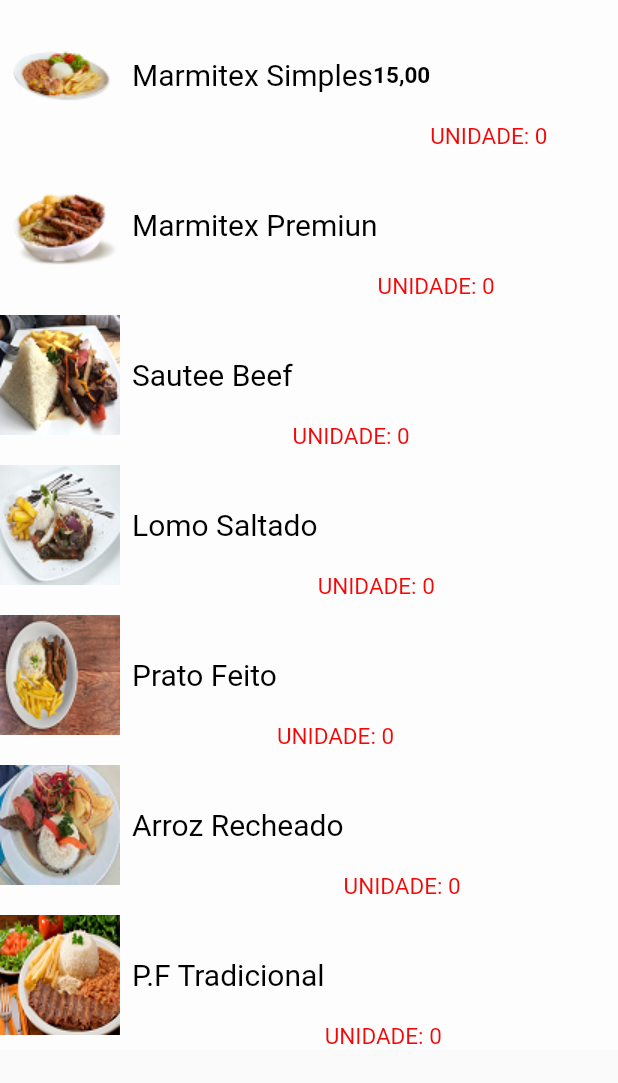
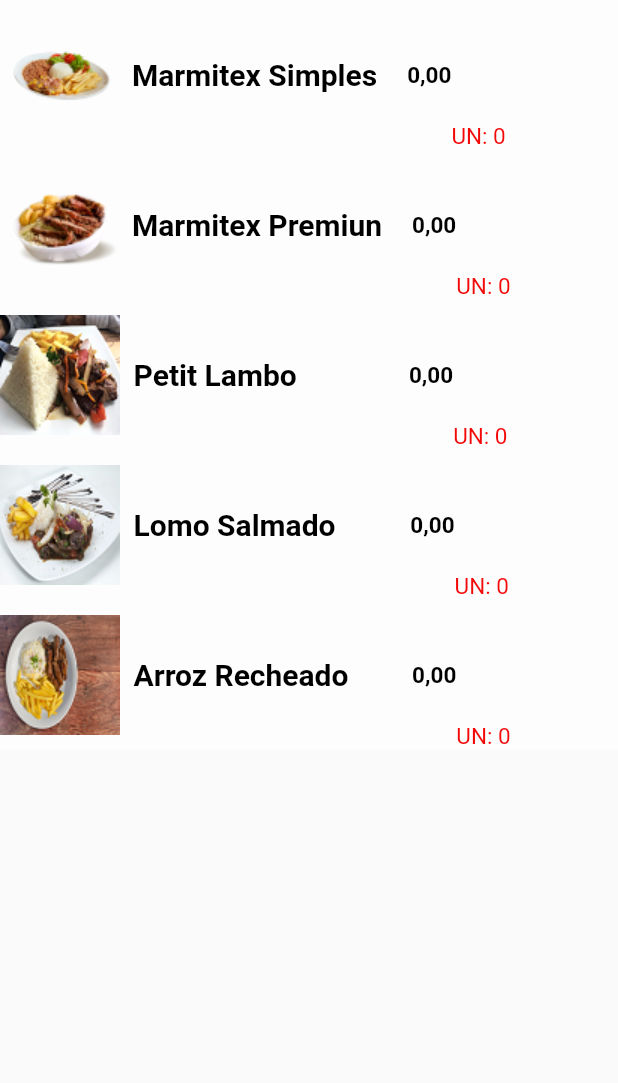
Before and after one commit to blackmem712/ifood, a Flutter app: the PageCardapioUm screen opened directly, on a phone screen of 412 x 824 dp. Shown: the top 1083 px of the screen. Run offline on Flutter 3.47's test engine with Material 2 defaults, Android fonts, the phone set to English and light mode, and no system bars.

Commit message:
ultimas atualização do di 25/06/2023

```diff
--- a/ifood/lib/src/cardapios/cardapioUm.dart
+++ b/ifood/lib/src/cardapios/cardapioUm.dart
@@ -13,36 +13,59 @@ class _PageCardapioUmState extends State<PageCardapioUm> {
   int contador3 = 0;
   int contador4 = 0;
   int contador5 = 0;
-
-
-
+  int preco1 = 15;
+  int preco2 = 20;
+  int preco3 = 30;
+  int preco4 = 50;
+  int preco5 = 70;
+  int mostrar1 = 0;
+  int mostrar2 = 0;
+  int mostrar3 = 0;
+  int mostrar4 = 0;
+  int mostrar5 = 0;
 
   void incrementarContador1() {
     setState(() {
       contador1++;
       contadorIni1 = contador1;
+      mostrarfin1 = mostrar1;
+      mostrar1 = contador1 * preco1;
     });
   }
+
   void incrementarContador2() {
     setState(() {
       contador2++;
       contadorIni2 = contador2;
+      mostrarfin2 = mostrar2;
+      mostrar2 = contador2 * preco2;
     });
   }
+
   void incrementarContador3() {
     setState(() {
       contador3++;
       contadorIni3 = contador3;
+      mostrarfin3 = mostrar3;
+      mostrar3 = contador3* preco3;
     });
-  } void incrementarContador4() {
+  }
+
+  void incrementarContador4() {
     setState(() {
       contador4++;
       contadorIni4 = contador4;
+      mostrarfin4 = mostrar4;
+      mostrar4 = contador4 * preco4;
     });
-  } void incrementarContador5() {
+  }
+
+  void incrementarContador5() {
     setState(() {
       contador5++;
       contadorIni5 = contador5;
+      mostrarfin5 = mostrar5;
+      mostrar5 = contador5 * preco5;
     });
   }
 
@@ -52,7 +75,6 @@ class _PageCardapioUmState extends State<PageCardapioUm> {
       body: ListView(
         //cria uma lista
         children: [
-
           /// 1 item ///
           GestureDetector(
             onTap: incrementarContador1,
@@ -64,35 +86,32 @@ class _PageCardapioUmState extends State<PageCardapioUm> {
                   Image.asset('assets/comidas/comida10.png'),
                   const SizedBox(width: 8),
                   const Align(
-                    alignment:Alignment.center,
-                      child : Text(
+                      alignment: Alignment.center,
+                      child: Text(
                         'Marmitex Simples',
                         style: TextStyle(
                             fontSize: 20,
-
+                            fontWeight: FontWeight.bold,
                             color: Colors.black),
                       )),
-
-                   const Align(
-                       alignment:Alignment.centerRight,
+                  const SizedBox(width: 20),
+                  Align(
+                      alignment: Alignment.centerRight,
                       child: Text(
-                        '15,00',
-                        style:  TextStyle(
+                        '$mostrar1,00',
+                        style: const TextStyle(
                             fontSize: 15,
                             fontWeight: FontWeight.bold,
                             color: Colors.black),
-                      )
-                      ),
+                      )),
                   Align(
-                       alignment:Alignment.bottomRight,
+                      alignment: Alignment.bottomRight,
                       child: Text(
-                        'UNIDADE: $contador1',
+                        'UN: $contador1 ',
                         style: const TextStyle(
                             fontSize: 15,
                             color: Color.fromARGB(255, 243, 8, 8)),
-                      )
-                      ),
-
+                      )),
                 ],
               ),
             ),
@@ -108,19 +127,33 @@ class _PageCardapioUmState extends State<PageCardapioUm> {
                 children: [
                   Image.asset('assets/comidas/comida11.png'),
                   const SizedBox(width: 8),
-                  const Text(
+                  const Align(
+                      alignment: Alignment.center,
+                      child: Text(
                         'Marmitex Premiun',
-                    textAlign: TextAlign.center,
-                    style: TextStyle(fontSize: 20, color: Colors.black),
-                  ),
+                        style: TextStyle(
+                            fontSize: 20,
+                            fontWeight: FontWeight.bold,
+                            color: Colors.black),
+                      )),
+                  const SizedBox(width: 20),
+                   Align(
+                      alignment: Alignment.centerRight,
+                      child: Text(
+                        '$mostrar2,00',
+                        style:const TextStyle(
+                            fontSize: 15,
+                            fontWeight: FontWeight.bold,
+                            color: Colors.black),
+                      )),
                   Align(
                       alignment: Alignment.bottomRight,
                       child: Text(
-                        'UNIDADE: $contador2',
+                        'UN: $contador2',
                         style: const TextStyle(
                             fontSize: 15,
                             color: Color.fromARGB(255, 243, 8, 8)),
-                      ))
+                      )),
                 ],
               ),
             ),
@@ -128,55 +161,83 @@ class _PageCardapioUmState extends State<PageCardapioUm> {
 
           // 3 item //
           GestureDetector(
-            onTap: incrementarContador2,
+            onTap: incrementarContador3,
             child: Container(
               height: 100,
               color: Colors.white54,
               child: Row(
                 children: [
                   Image.asset('assets/comidas/comida3.png'),
-                  const SizedBox(width: 8),
-                  const Text(
-                    'Sautee Beef',
-                    textAlign: TextAlign.center,
-                    style: TextStyle(fontSize: 20, color: Colors.black),
-                  ),
+                  const SizedBox(width: 9),
+                  const Align(
+                      alignment: Alignment.center,
+                      child: Text(
+                        'Petit Lambo  ',
+                        style: TextStyle(
+                            fontSize: 20,
+                            fontWeight: FontWeight.bold,
+                            color: Colors.black),
+                      )),
+                  const SizedBox(width: 20),
+                   Align(
+                      alignment: Alignment.centerRight,
+                      child: Text(
+                        '            $mostrar3,00',
+                        style:const TextStyle(
+                            fontSize: 15,
+                            fontWeight: FontWeight.bold,
+                            color: Colors.black),
+                      )),
                   Align(
                       alignment: Alignment.bottomRight,
                       child: Text(
-                        'UNIDADE: $contador2',
+                        'UN: $contador3',
                         style: const TextStyle(
                             fontSize: 15,
                             color: Color.fromARGB(255, 243, 8, 8)),
-                      ))
+                      )),
                 ],
               ),
             ),
           ),
 
-          // 4 item //
           GestureDetector(
-            onTap: incrementarContador2,
+            onTap: incrementarContador4,
+
             child: Container(
               height: 100,
               color: Colors.white54,
               child: Row(
                 children: [
                   Image.asset('assets/comidas/comida4.png'),
-                  const SizedBox(width: 8),
-                  const Text(
-                    'Lomo Saltado',
-                    textAlign: TextAlign.center,
-                    style: TextStyle(fontSize: 20, color: Colors.black),
-                  ),
+                  const SizedBox(width: 9),
+                  const Align(
+                      alignment: Alignment.center,
+                      child: Text(
+                        'Lomo Salmado',
+                        style: TextStyle(
+                            fontSize: 20,
+                            fontWeight: FontWeight.bold,
+                            color: Colors.black),
+                      )),
+                  const SizedBox(width: 20),
+                  Align(
+                      alignment: Alignment.centerRight,
+                      child: Text(
+                        '        $mostrar4,00',
+                        style:const TextStyle(
+                            fontSize: 15,
+                            fontWeight: FontWeight.bold,
+                            color: Colors.black),
+                      )),
                   Align(
                       alignment: Alignment.bottomRight,
                       child: Text(
-                        'UNIDADE: $contador2',
+                        'UN: $contador4',
                         style: const TextStyle(
                             fontSize: 15,
                             color: Color.fromARGB(255, 243, 8, 8)),
-                      ))
+                      )),
                 ],
               ),
             ),
@@ -184,88 +245,45 @@ class _PageCardapioUmState extends State<PageCardapioUm> {
 
           // 5 item //
           GestureDetector(
-            onTap: incrementarContador2,
+            onTap: incrementarContador5,
             child: Container(
               height: 100,
               color: Colors.white54,
               child: Row(
                 children: [
                   Image.asset('assets/comidas/comida5.png'),
-                  const SizedBox(width: 8),
-                  const Text(
-                    'Prato Feito',
-                    textAlign: TextAlign.center,
-                    style: TextStyle(fontSize: 20, color: Colors.black),
-                  ),
+                  const SizedBox(width: 9),
+                  const Align(
+                      alignment: Alignment.center,
+                      child: Text(
+                        'Arroz Recheado',
+                        style: TextStyle(
+                            fontSize: 20,
+                            fontWeight: FontWeight.bold,
+                            color: Colors.black),
+                      )),
+                  const SizedBox(width: 20),
+                   Align(
+                      alignment: Alignment.centerRight,
+                      child: Text(
+                        '      $mostrar5,00',
+                        style: const TextStyle(
+                            fontSize: 15,
+                            fontWeight: FontWeight.bold,
+                            color: Colors.black),
+                      )),
                   Align(
                       alignment: Alignment.bottomRight,
                       child: Text(
-                        'UNIDADE: $contador2',
+                        'UN: $contador5',
                         style: const TextStyle(
                             fontSize: 15,
                             color: Color.fromARGB(255, 243, 8, 8)),
-                      ))
+                      )),
                 ],
               ),
             ),
           ),
-
-          // 6 item //
-           GestureDetector(
-            onTap: incrementarContador2,
-            child: Container(
-              height: 100,
-              color: Colors.white54,
-              child: Row(
-                children: [
-                  Image.asset('assets/comidas/comida6.png'),
-                  const SizedBox(width: 8),
-                  const Text(
-                    'Arroz Recheado',
-                    textAlign: TextAlign.center,
-                    style: TextStyle(fontSize: 20, color: Colors.black),
-                  ),
-                  Align(
-                      alignment: Alignment.bottomRight,
-                      child: Text(
-                        'UNIDADE: $contador2',
-                        style: const TextStyle(
-                            fontSize: 15,
-                            color: Color.fromARGB(255, 243, 8, 8)),
-                      ))
-                ],
-              ),
-            ),
-          ),
-
-          // 7 item //
-           GestureDetector(
-            onTap: incrementarContador2,
-            child: Container(
-              height: 100,
-              color: Colors.white54,
-              child: Row(
-                children: [
-                  Image.asset('assets/comidas/comida7.png'),
-                  const SizedBox(width: 8),
-                  const Text(
-                    'P.F Tradicional',
-                    textAlign: TextAlign.center,
-                    style: TextStyle(fontSize: 20, color: Colors.black),
-                  ),
-                  Align(
-                      alignment: Alignment.bottomRight,
-                      child: Text(
-                        'UNIDADE: $contador2',
-                        style: const TextStyle(
-                            fontSize: 15,
-                            color: Color.fromARGB(255, 243, 8, 8)),
-                      ))
-                ],
-              ),
-            ),
-          ),
-
         ],
       ),
     );
--- a/ifood/lib/src/contador.dart
+++ b/ifood/lib/src/contador.dart
@@ -1,6 +1,10 @@
-
 int contadorIni1 = 0;
 int contadorIni2 = 0;
 int contadorIni3 = 0;
 int contadorIni4 = 0;
 int contadorIni5 = 0;
+int mostrarfin1 = 0;
+int mostrarfin2 = 0;
+int mostrarfin3 = 0;
+int mostrarfin4 = 0;
+int mostrarfin5 = 0;
--- a/ifood/lib/src/total.dart
+++ b/ifood/lib/src/total.dart
@@ -9,9 +9,9 @@ class PageTotal extends StatefulWidget {
 }
 
 class _PageTotalState extends State<PageTotal> {
+ bool exibirContainer = false;
 
 @override
-
 
 
  Widget build(BuildContext context) {
@@ -20,6 +20,9 @@ class _PageTotalState extends State<PageTotal> {
         //cria uma lista
         children: [
           /// 1 item ///
+          ///
+          if(contadorIni1 > 0)...[
+
              Container(
               height: 100,
               color: Colors.white54,
@@ -43,6 +46,8 @@ class _PageTotalState extends State<PageTotal> {
                 ],
               ),
             ),
+          ],
+
 
             /// 2 item ///
             Container(
```
Also changed, not shown: ifood/pubspec.lock. Lines whose indentation alone changed are shown as unchanged.
